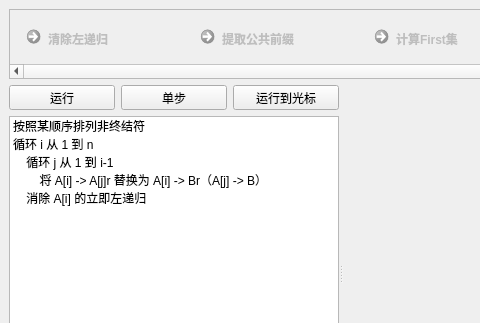
chushi0/graduation-project, file cpp/main/src/demo_ll_window.ui: the form before one commit; both pictures show x 0 to 480 and y 0 to 323 of the 738 by 492 pixel window.
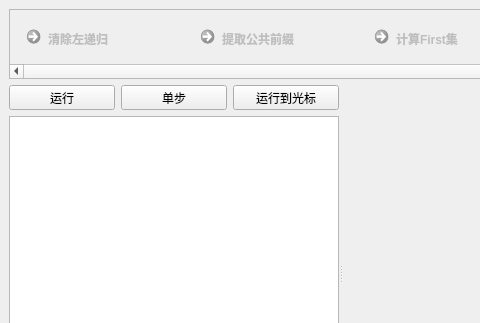
The form after the commit. Custom widgets are drawn as their Qt base class.

Diff of the .ui file:
```diff
--- a/cpp/main/src/demo_ll_window.ui
+++ b/cpp/main/src/demo_ll_window.ui
@@ -191,31 +191,6 @@
              <property name="editTriggers">
               <set>QAbstractItemView::NoEditTriggers</set>
              </property>
-             <item>
-              <property name="text">
-               <string>按照某顺序排列非终结符</string>
-              </property>
-             </item>
-             <item>
-              <property name="text">
-               <string>循环 i 从 1 到 n</string>
-              </property>
-             </item>
-             <item>
-              <property name="text">
-               <string>    循环 j 从 1 到 i-1</string>
-              </property>
-             </item>
-             <item>
-              <property name="text">
-               <string>        将 A[i] -&gt; A[j]r 替换为 A[i] -&gt; Br（A[j] -&gt; B）</string>
-              </property>
-             </item>
-             <item>
-              <property name="text">
-               <string>    消除 A[i] 的立即左递归</string>
-              </property>
-             </item>
             </widget>
            </item>
           </layout>
@@ -244,6 +219,12 @@
    <header>view/HorizontalScrollArea.h</header>
    <container>1</container>
   </customwidget>
+  <customwidget>
+   <class>LLVariableWidget</class>
+   <extends>QWidget</extends>
+   <header>widget/LLVariableWidget.h</header>
+   <container>1</container>
+  </customwidget>
  </customwidgets>
  <resources/>
  <connections/>
```
Left out of the diff: 7 changed lines with no effect on the pictures.
